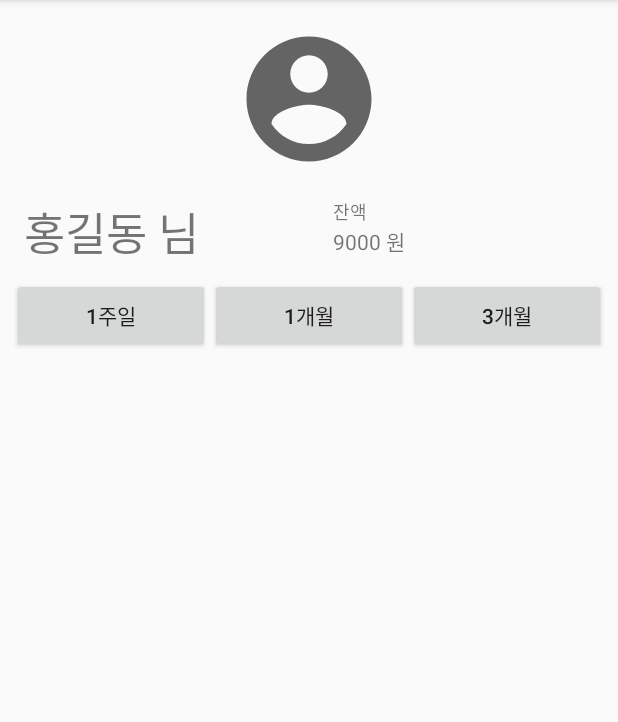
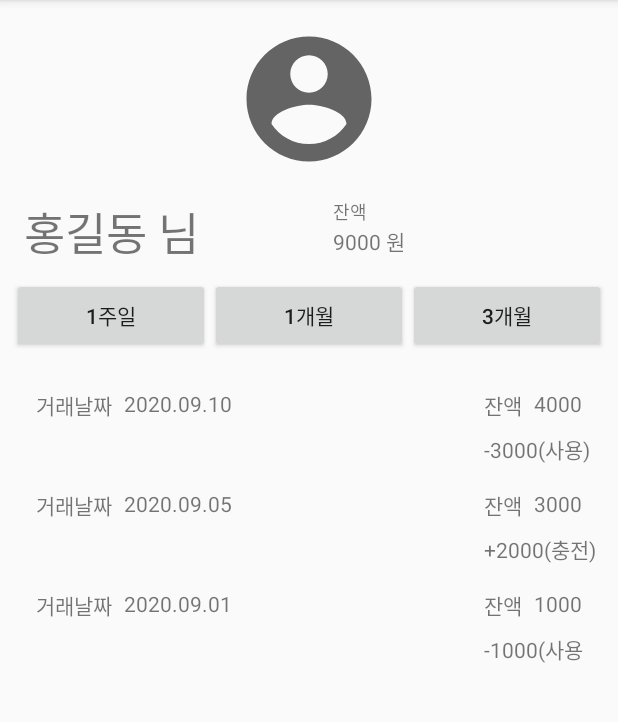
Before and after one commit to fintech-hackathon/SongPay, an Android app: the RemainPointActivity screen opened directly, with no data from a screen before it, on a phone screen of 412 x 824 dp, the part 84-806 px from its top. Run offline under Robolectric (Android 15) with nearby library versions, the phone set to English and light mode, and no system bars.

Commit message:
Point History - RecylerView Data binding Point Charge - EditText

```diff
--- /dev/null
+++ b/app/src/main/java/com/example/myapplication/HistoryAdapter.java
@@ -0,0 +1,52 @@
+package com.example.myapplication;
+
+import android.view.LayoutInflater;
+import android.view.View;
+import android.view.ViewGroup;
+import android.widget.TextView;
+
+import androidx.annotation.NonNull;
+import androidx.recyclerview.widget.RecyclerView;
+
+public class HistoryAdapter extends RecyclerView.Adapter<HistoryAdapter.HistoryHolder> {
+    private String[] date,remain,sub;
+    HistoryHolder historyHolder;
+
+    public HistoryAdapter(String[] date, String[] remain,String[] sub){
+        this.date = date;
+        this.remain = remain;
+        this.sub = sub;
+    }
+
+    public static class HistoryHolder extends RecyclerView.ViewHolder{
+        public TextView dateTextView,remainTextView,subTextView;
+
+        public HistoryHolder(View view){
+            super(view);
+            this.dateTextView = view.findViewById(R.id.dateText);
+            this.remainTextView = view.findViewById(R.id.remainText);
+            this.subTextView = view.findViewById(R.id.subText);
+        }
+    }
+
+    @NonNull
+    @Override
+    public HistoryHolder onCreateViewHolder(@NonNull ViewGroup parent, int viewType) {
+        View holderView = LayoutInflater.from(parent.getContext()).inflate(R.layout.list_history_item, parent, false);
+
+        historyHolder = new HistoryHolder(holderView);
+        return historyHolder;
+    }
+
+    @Override
+    public void onBindViewHolder(@NonNull HistoryHolder holder, int position) {
+        holder.dateTextView.setText(this.date[position]);
+        holder.remainTextView.setText(this.remain[position]);
+        holder.subTextView.setText(this.sub[position]);
+    }
+
+    @Override
+    public int getItemCount() {
+        return date.length;
+    }
+}
--- a/app/src/main/java/com/example/myapplication/PointChargeActivity.java
+++ b/app/src/main/java/com/example/myapplication/PointChargeActivity.java
@@ -44,11 +44,11 @@ public class PointChargeActivity extends AppCompatActivity {
 //                충전 금액
                 chargePoint = pointChargeEditText.getText().toString();
 
-                if(name != null || account != null || chargePoint != null) {
+                if(!name.isEmpty() && !account.isEmpty() && !chargePoint.isEmpty()) {
 //                Toast.makeText(PointChargeActivity.this, "입금자 성함 : " + name + "\n계좌 번호 : " + account + "\n충전 금액 : " + chargePoint, Toast.LENGTH_SHORT).show();
                     Toast.makeText(PointChargeActivity.this, "충전이 완료되었습니다!", Toast.LENGTH_SHORT).show();
                     finish();
-                }else{
+                } else {
                     Toast.makeText(PointChargeActivity.this, "값을 입력해주세요.", Toast.LENGTH_SHORT).show();
                 }
             }
--- a/app/src/main/java/com/example/myapplication/RemainPointActivity.java
+++ b/app/src/main/java/com/example/myapplication/RemainPointActivity.java
@@ -5,11 +5,17 @@ import android.widget.Button;
 import android.widget.TextView;
 
 import androidx.appcompat.app.AppCompatActivity;
+import androidx.recyclerview.widget.LinearLayoutManager;
+import androidx.recyclerview.widget.RecyclerView;
 
 public class RemainPointActivity extends AppCompatActivity {
 
     TextView nameText,remainText;
     Button weekButton,monthButton,threeMonthButton;
+
+    RecyclerView recyclerView;
+    RecyclerView.LayoutManager layoutManager;
+    RecyclerView.Adapter adapter;
 
     @Override
     protected void onCreate(Bundle savedInstanceState) {
@@ -27,7 +33,17 @@ public class RemainPointActivity extends AppCompatActivity {
         monthButton = findViewById(R.id.monthButton);
         threeMonthButton = findViewById(R.id.threeMonthButton);
 
+        recyclerView = findViewById(R.id.historyListView);
+        layoutManager = new LinearLayoutManager(this);
+        recyclerView.setLayoutManager(layoutManager);
 
+        String[] date =  {"2020.09.10","2020.09.05","2020.09.01"};
+        String[] remain =  {"4000","3000","1000"};
+        String[] sub = {"-3000(사용)","+2000(충전)","-1000(사용"};
+
+        adapter = new HistoryAdapter(date, remain,sub);
+
+        recyclerView.setAdapter(adapter);
     }
 
     void click(){
--- a/app/src/main/res/layout/activity_point_charge.xml
+++ b/app/src/main/res/layout/activity_point_charge.xml
@@ -42,7 +42,7 @@
         app:layout_constraintHorizontal_bias="1.0"
         app:layout_constraintStart_toStartOf="parent"
         app:startIconContentDescription="계좌 번호"
-        android:hint="게좌 번호를 입력해주세요."
+        android:hint="계좌 번호를 입력해주세요."
         app:startIconDrawable="@drawable/ic_account_wallet_24">
 
         <com.google.android.material.textfield.TextInputEditText
--- a/app/src/main/res/layout/activity_remain_point.xml
+++ b/app/src/main/res/layout/activity_remain_point.xml
@@ -92,9 +92,9 @@
         android:id="@+id/historyListView"
         android:layout_width="0dp"
         android:layout_height="0dp"
-        android:layout_marginStart="1dp"
-        android:layout_marginTop="1dp"
-        android:layout_marginEnd="1dp"
+        android:layout_marginStart="8dp"
+        android:layout_marginTop="8dp"
+        android:layout_marginEnd="8dp"
         android:layout_marginBottom="1dp"
         app:layout_constraintBottom_toBottomOf="parent"
         app:layout_constraintEnd_toEndOf="parent"
--- a/app/src/main/res/layout/list_history_item.xml
+++ b/app/src/main/res/layout/list_history_item.xml
@@ -2,7 +2,7 @@
 <androidx.constraintlayout.widget.ConstraintLayout xmlns:android="http://schemas.android.com/apk/res/android"
     xmlns:app="http://schemas.android.com/apk/res-auto"
     xmlns:tools="http://schemas.android.com/tools"
-    android:layout_width="match_parent" android:layout_height="match_parent">
+    android:layout_width="match_parent" android:layout_height="wrap_content">
 
     <TextView
         android:id="@+id/textView6"
```
